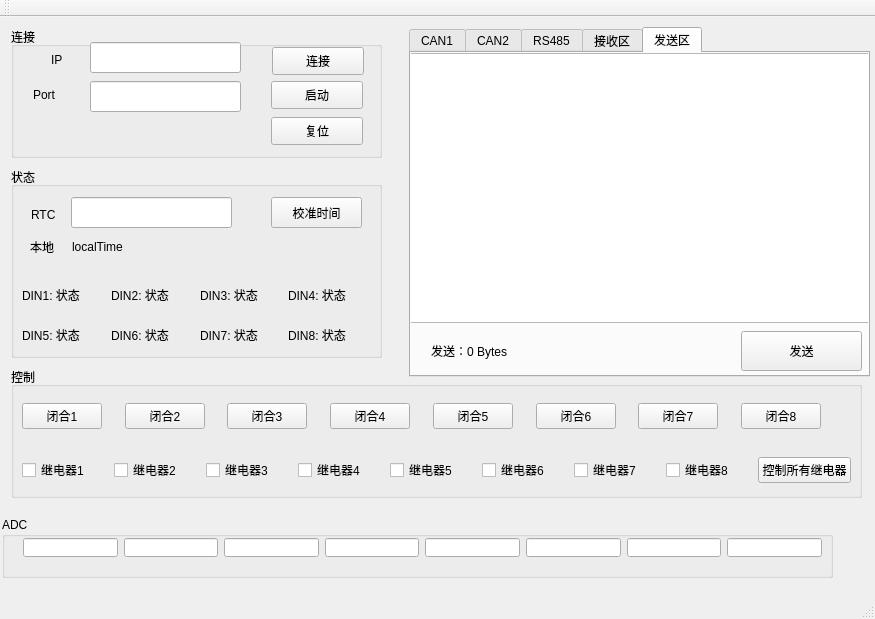
kingvei/Sample_Qt, file mainwindow.ui: the form before one commit.
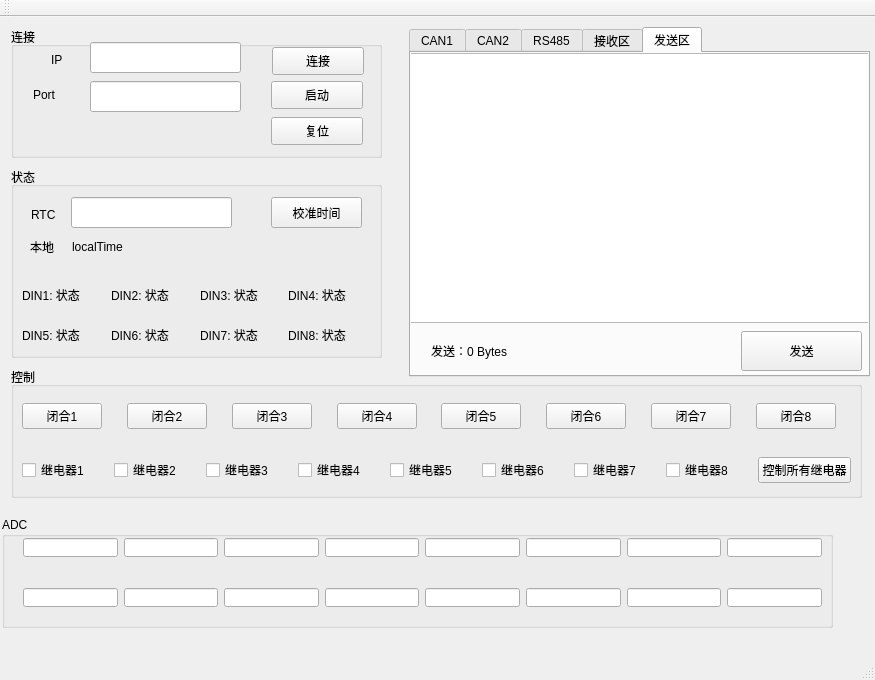
The form after the commit.

The edit to the form file:
```diff
--- a/mainwindow.ui
+++ b/mainwindow.ui
@@ -7,7 +7,7 @@
     <x>0</x>
     <y>0</y>
     <width>875</width>
-    <height>619</height>
+    <height>680</height>
    </rect>
   </property>
   <property name="windowTitle">
@@ -456,7 +456,7 @@
       <rect>
        <x>0</x>
        <y>24</y>
-       <width>821</width>
+       <width>836</width>
        <height>51</height>
       </rect>
      </property>
@@ -692,7 +692,7 @@
       <x>2</x>
       <y>500</y>
       <width>831</width>
-      <height>61</height>
+      <height>111</height>
      </rect>
     </property>
     <property name="title">
@@ -734,6 +734,42 @@
       </item>
      </layout>
     </widget>
+    <widget class="QWidget" name="horizontalLayoutWidget_6">
+     <property name="geometry">
+      <rect>
+       <x>10</x>
+       <y>60</y>
+       <width>821</width>
+       <height>41</height>
+      </rect>
+     </property>
+     <layout class="QHBoxLayout" name="horizontalLayout_6">
+      <item>
+       <widget class="QLineEdit" name="vin_1"/>
+      </item>
+      <item>
+       <widget class="QLineEdit" name="vin_2"/>
+      </item>
+      <item>
+       <widget class="QLineEdit" name="vin_3"/>
+      </item>
+      <item>
+       <widget class="QLineEdit" name="vin_4"/>
+      </item>
+      <item>
+       <widget class="QLineEdit" name="vin_5"/>
+      </item>
+      <item>
+       <widget class="QLineEdit" name="vin_6"/>
+      </item>
+      <item>
+       <widget class="QLineEdit" name="vin_7"/>
+      </item>
+      <item>
+       <widget class="QLineEdit" name="vin_8"/>
+      </item>
+     </layout>
+    </widget>
    </widget>
    <zorder>groupBox_2</zorder>
    <zorder>groupBox</zorder>
```
